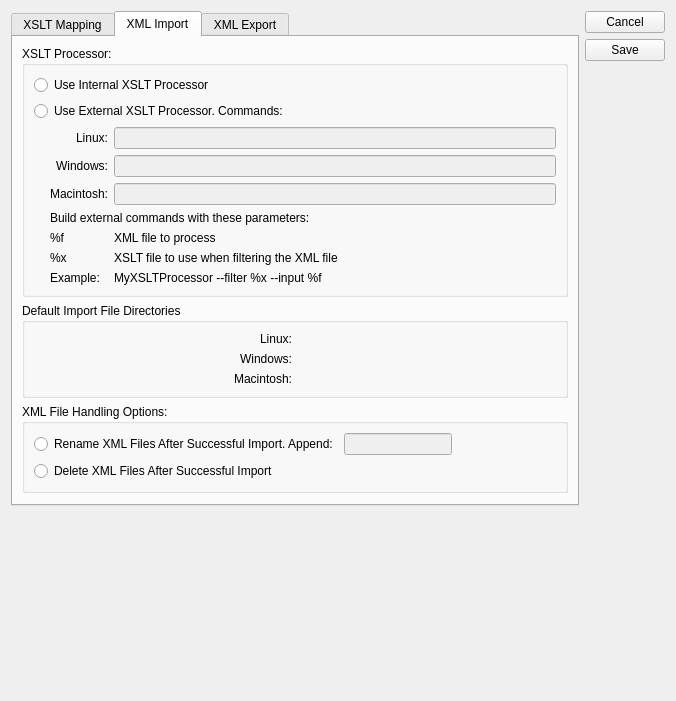
Before: the Qt Designer form guiclient/configureIE.ui in Pegasus-RPG/xtuple-client, drawn with Qt 5.
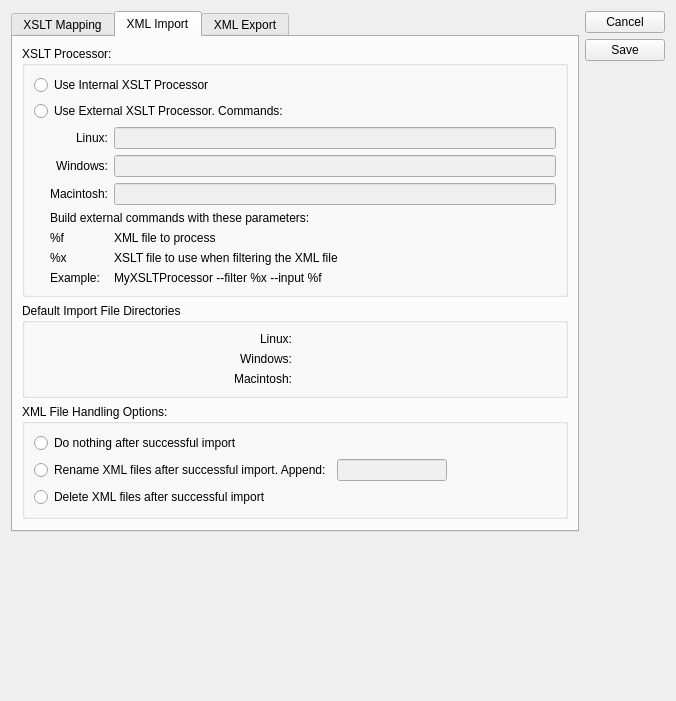
After: the same form once the commit is applied. The open tabs and pages were chosen to show the change. Custom widgets are drawn as their Qt base class.

Commit message: added another option for XMLSuccessTreatment - don't do anything to the XML file

What changed in the file:
```diff
--- a/guiclient/configureIE.ui
+++ b/guiclient/configureIE.ui
@@ -365,12 +365,19 @@
             <string>XML File Handling Options:</string>
            </property>
            <layout class="QVBoxLayout" >
+            <item>
+             <widget class="QRadioButton" name="_doNothing" >
+              <property name="text" >
+               <string>Do nothing after successful import</string>
+              </property>
+             </widget>
+            </item>
             <item>
              <layout class="QHBoxLayout" >
               <item>
                <widget class="QRadioButton" name="_renameFiles" >
                 <property name="text" >
-                 <string>Rename XML Files After Successful Import. Append:</string>
+                 <string>Rename XML files after successful import. Append:</string>
                 </property>
                </widget>
               </item>
@@ -399,7 +406,7 @@
             <item>
              <widget class="QRadioButton" name="_deleteFiles" >
               <property name="text" >
-               <string>Delete XML Files After Successful Import</string>
+               <string>Delete XML files after successful import</string>
               </property>
              </widget>
             </item>
```
The commit also changes 1 other file.
